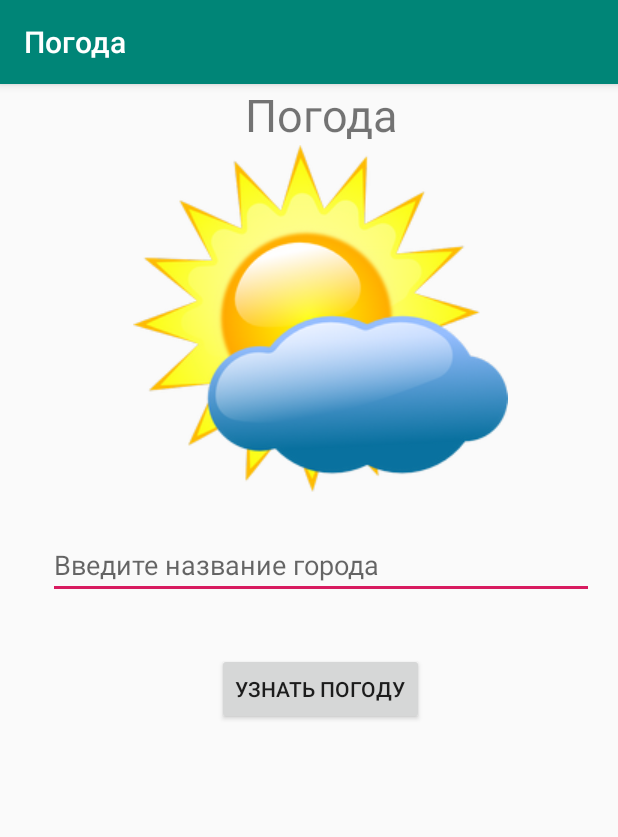
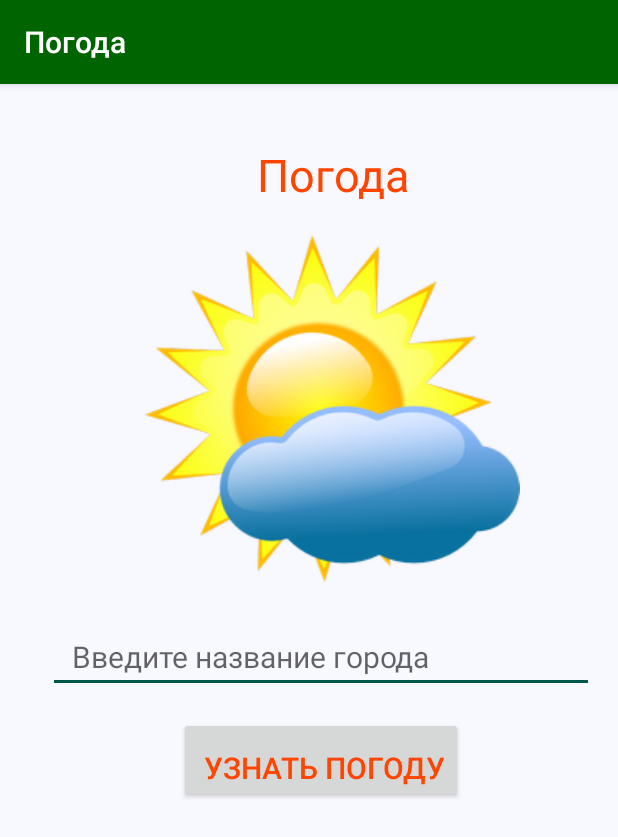
Before and after one commit to Nataliani80/Android1, an Android app: the screen it shows after launch (MainActivity), on a phone screen of 412 x 824 dp. Shown: the top 837 px of the screen. Run offline under Robolectric (Android 15) with nearby library versions, the phone set to English and light mode, and no system bars.

Commit message:
добавила стили и текущую дату и время

```diff
--- a/Android1_Lesson1_HomeWork/app/src/main/res/layout/activity_main.xml
+++ b/Android1_Lesson1_HomeWork/app/src/main/res/layout/activity_main.xml
@@ -5,15 +5,16 @@
     android:layout_width="match_parent"
     android:layout_height="match_parent"
     android:orientation="vertical"
-    android:paddingLeft="16dp"
+    android:layout_gravity="center_horizontal"
+    android:theme="@style/MainStyle"
     tools:context=".MainActivity">
 
     <TextView
         android:layout_width="wrap_content"
         android:layout_height="wrap_content"
+        android:layout_gravity="center"
         android:text="@string/text"
-        android:textSize="30sp"
-        android:layout_gravity="center_horizontal"/>
+        android:textSize="30sp"/>
 
     <ImageView
         android:layout_width="wrap_content"
@@ -26,7 +27,6 @@
         android:layout_width="match_parent"
         android:layout_height="wrap_content"
         android:layout_margin="16dp"
-        android:paddingTop="20dp"
         android:inputType="textPersonName"
         android:hint="@string/city_request"/>
 
@@ -34,8 +34,8 @@
         android:id="@+id/button"
         android:layout_width="wrap_content"
         android:layout_height="wrap_content"
-        android:layout_marginTop="20dp"
-        android:layout_gravity="center"
-        android:text="@string/check_weather"/>
+        android:textColor="@color/colorOrangeRed"
+        android:text="@string/check_weather"
+        android:layout_gravity="center"/>
 
 </LinearLayout>
--- a/Android1_Lesson1_HomeWork/app/src/main/res/values/colors.xml
+++ b/Android1_Lesson1_HomeWork/app/src/main/res/values/colors.xml
@@ -1,6 +1,9 @@
 <?xml version="1.0" encoding="utf-8"?>
 <resources>
-    <color name="colorPrimary">#008577</color>
+    <color name="colorPrimary">#006400</color>
     <color name="colorPrimaryDark">#00574B</color>
-    <color name="colorAccent">#D81B60</color>
+    <color name="colorAccent">#00574B</color>
+    <color name="colorBlack">#000000</color>
+    <color name="colorOrangeRed">#FF4500</color>
+    <color name="colorGhostWhite">#DCDCDC</color>
 </resources>
--- a/Android1_Lesson1_HomeWork/app/src/main/res/values/styles.xml
+++ b/Android1_Lesson1_HomeWork/app/src/main/res/values/styles.xml
@@ -8,4 +8,18 @@
         <item name="colorAccent">@color/colorAccent</item>
     </style>
 
+    <style name="MainStyle">
+        <item name="android:paddingTop">20dp</item>
+        <item name="android:background">#F8F8FF</item>
+        <item name="android:textSize">20dp</item>
+        <item name="android:paddingLeft">16dp</item>
+        <item name="android:textColor">#FF4500</item>
+    </style>
+
+    <style name="SecondStyle">
+        <item name="android:paddingRight">16dp</item>
+        <item name="android:layout_gravity">right</item>
+        <item name="android:textSize">15dp</item>
+    </style>
+
 </resources>
```
Also changed, not shown: Android1_Lesson1_HomeWork/app/src/main/java/com/example/natali/android1_lesson1_homework/SecondActivity.java (+12 -0 lines), Android1_Lesson1_HomeWork/app/src/main/res/layout/activity_second.xml (+7 -10 lines), 1 other file.
